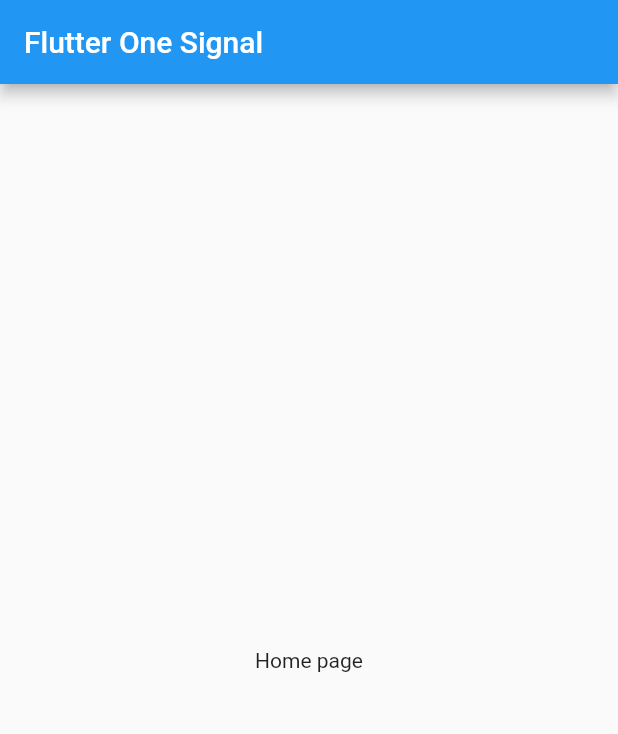
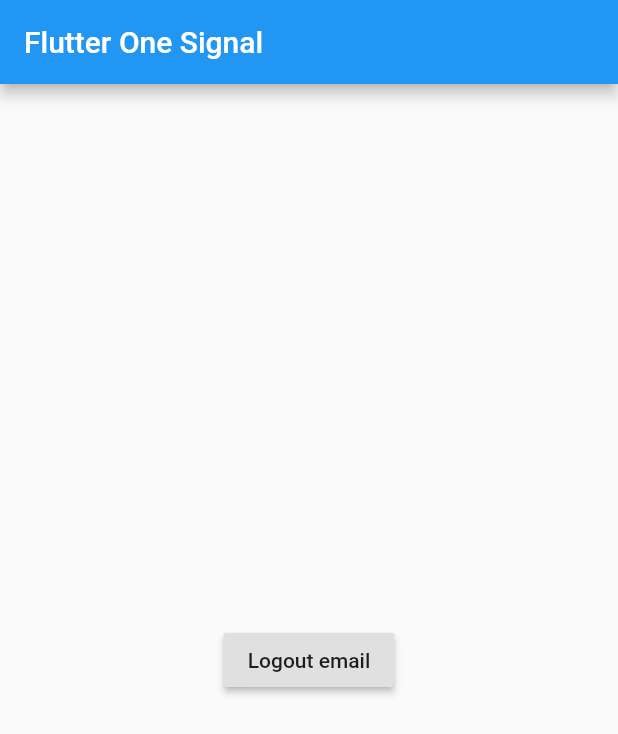
Before and after one commit to IhorKlimov/Flutter-One-Signal, a Flutter app: the screen it shows after launch, on a phone screen of 412 x 824 dp. Shown: the top 734 px of the screen. Run offline on Flutter 3.47's test engine with Material 2 defaults, Android fonts, the phone set to English and light mode, and no system bars; statements that could not run were skipped.

Commit message:
Logout email

```diff
--- a/example/lib/main.dart
+++ b/example/lib/main.dart
@@ -29,7 +29,7 @@ class Home extends StatefulWidget {
 }
 
 class _HomeState extends State<Home> {
-  static const String DEFAULT_APP_ID = '66083bef-bff9-4be6-b45d-c4666bcdd752';
+  static const String DEFAULT_APP_ID = '50c236d4-8355-451d-a140-3adf38b04c43';
   static const String TEST_APP_ID = '5e92b9ef-1336-4ca8-8357-7c8e3dd92e9c';
 
   @override
@@ -44,15 +44,24 @@ class _HomeState extends State<Home> {
       appBar: AppBar(
         title: Text(widget.title),
       ),
-      body: Center(
-        child: Text('Home page'),
+      body: Column(
+        mainAxisAlignment: MainAxisAlignment.center,
+        children: <Widget>[
+          Align(
+            alignment: Alignment.center,
+            child: RaisedButton(
+              onPressed: _logoutEmail,
+              child: Text('Logout email'),
+            ),
+          )
+        ],
       ),
     );
   }
 
   _initOneSignal() async {
     var notificationsPermissionGranted = await FlutterOneSignal.startInit(
-        appId: TEST_APP_ID,
+        appId: DEFAULT_APP_ID,
         // todo Replace with your own, this won't work for you
         notificationOpenedHandler: (notification) {
           print('opened notification: $notification');
@@ -70,6 +79,10 @@ class _HomeState extends State<Home> {
 
     var userId = await FlutterOneSignal.getUserId();
     print("Received $userId");
+  }
+
+  _logoutEmail() {
+    FlutterOneSignal.logoutEmail();
   }
 }
 
--- a/lib/flutter_one_signal.dart
+++ b/lib/flutter_one_signal.dart
@@ -53,10 +53,16 @@ class FlutterOneSignal {
     });
   }
 
+  /// Read more https://documentation.onesignal.com/docs/email-quickstart
   static setEmail(String email) {
     _channel.invokeMethod('setEmail', {
       'email': email,
     });
+  }
+
+  /// Read more https://documentation.onesignal.com/docs/email-quickstart
+  static logoutEmail() {
+    _channel.invokeMethod('logoutEmail');
   }
 
   /// Read more https://documentation.onesignal.com/docs/player-id
```
Also changed, not shown: 3 other files.
